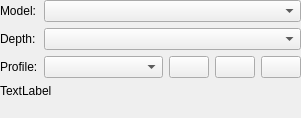
Above: krita/ui/forms/wdgcolorspaceselector.ui from KDE/calligra before the change. Below: the same form after it.
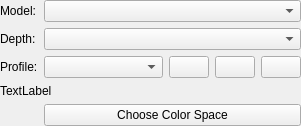
That is the form after the change. Custom widgets are drawn as their Qt base class.

```diff
--- a/krita/ui/forms/wdgcolorspaceselector.ui
+++ b/krita/ui/forms/wdgcolorspaceselector.ui
@@ -139,6 +139,13 @@
      </property>
     </widget>
    </item>
+   <item row="4" column="1">
+    <widget class="QPushButton" name="bnAdvanced">
+     <property name="text">
+      <string>Choose Color Space</string>
+     </property>
+    </widget>
+   </item>
   </layout>
  </widget>
  <customwidgets>
```
